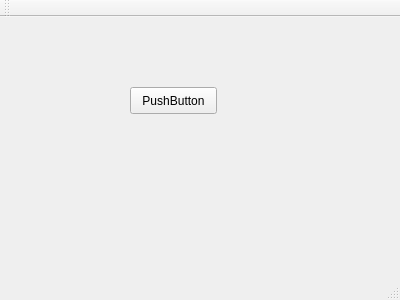
Before: the Qt Designer form mainwindow.ui in MaxGsomGsom/NeuralBooksChecking, drawn with Qt 5.
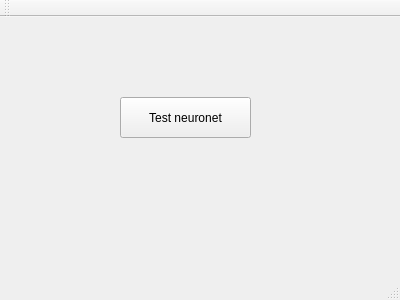
After: the same form once the commit is applied.

```diff
--- a/mainwindow.ui
+++ b/mainwindow.ui
@@ -17,14 +17,14 @@
    <widget class="QPushButton" name="pushButton">
     <property name="geometry">
      <rect>
-      <x>130</x>
-      <y>70</y>
-      <width>87</width>
-      <height>27</height>
+      <x>120</x>
+      <y>80</y>
+      <width>131</width>
+      <height>41</height>
      </rect>
     </property>
     <property name="text">
-     <string>PushButton</string>
+     <string>Test neuronet</string>
     </property>
    </widget>
   </widget>
```
